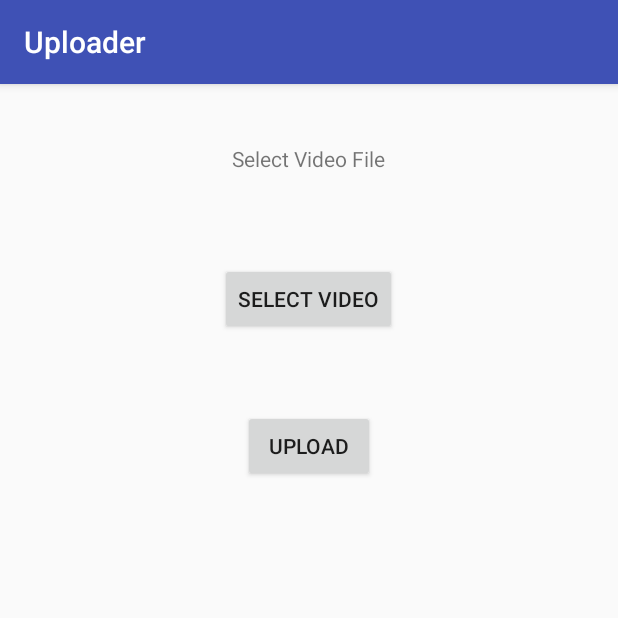
After one commit to soumeet/google-drive-uploader, an Android app: the ChildActivity screen opened directly, with no data from a screen before it, on a phone screen of 412 x 824 dp, the top half of it. The commit adds this screen. Run offline under Robolectric (Android 15) with nearby library versions, the phone set to English and light mode, and no system bars.

Commit message:
commit_01052016_0101

```diff
--- a/app/build.gradle
+++ b/app/build.gradle
@@ -23,4 +23,5 @@ dependencies {
     compile fileTree(dir: 'libs', include: ['*.jar'])
     testCompile 'junit:junit:4.12'
     compile 'com.android.support:appcompat-v7:23.3.0'
+    compile 'com.google.android.gms:play-services:8.4.0'
 }
--- a/app/src/main/AndroidManifest.xml
+++ b/app/src/main/AndroidManifest.xml
@@ -2,7 +2,8 @@
 <manifest xmlns:android="http://schemas.android.com/apk/res/android"
     package="com.typito.uploader">
 
-    <uses-permission android:name="android.permission.READ_EXTERNAL_STORAGE"/>
+    <uses-permission android:name="android.permission.READ_EXTERNAL_STORAGE" />
+
     <application
         android:allowBackup="true"
         android:icon="@mipmap/ic_launcher"
@@ -16,6 +17,8 @@
                 <category android:name="android.intent.category.LAUNCHER" />
             </intent-filter>
         </activity>
+        <activity android:name=".ChildActivity">
+        </activity>
     </application>
 
 </manifest>
--- /dev/null
+++ b/app/src/main/java/com/typito/uploader/ChildActivity.java
@@ -0,0 +1,56 @@
+package com.typito.uploader;
+
+import android.content.CursorLoader;
+import android.content.Intent;
+import android.content.SharedPreferences;
+import android.database.Cursor;
+import android.net.Uri;
+import android.provider.MediaStore;
+import android.support.v7.app.AppCompatActivity;
+import android.os.Bundle;
+import android.view.View;
+import android.widget.Button;
+import android.widget.TextView;
+
+public class ChildActivity extends AppCompatActivity {
+
+    private SharedPreferences pref;
+    private TextView tv_filepath;
+    private Button bt_fileSelect, bt_upload;
+    protected void onCreate(Bundle savedInstanceState) {
+        super.onCreate(savedInstanceState);
+        setContentView(R.layout.activity_child);
+        init();
+        bt_fileSelect.setOnClickListener(new View.OnClickListener() {
+            public void onClick(View view) {
+                Intent intent = new Intent(Intent.ACTION_PICK, MediaStore.Video.Media.EXTERNAL_CONTENT_URI);
+                startActivityForResult(intent,100);
+            }
+        });
+    }
+
+    private void init() {
+        tv_filepath= (TextView) findViewById(R.id.tv_file);
+        bt_fileSelect= (Button) findViewById(R.id.bt_selectVideo);
+        bt_upload= (Button) findViewById(R.id.bt_upload);
+    }
+
+    @Override
+    protected void onActivityResult(int requestCode, int resultCode, Intent data) {
+        if (resultCode != RESULT_OK) return;
+        if (requestCode == 100){
+            Uri VideoPath = data.getData();
+            tv_filepath.setText(getRealPathFromURI(VideoPath));
+        }
+    }
+    private String getRealPathFromURI(Uri contentUri) {
+        String[] proj = { MediaStore.Images.Media.DATA };
+        CursorLoader loader = new CursorLoader(getApplicationContext(), contentUri, proj, null, null, null);
+        Cursor cursor = loader.loadInBackground();
+        int column_index = cursor.getColumnIndexOrThrow(MediaStore.Images.Media.DATA);
+        cursor.moveToFirst();
+        String result = cursor.getString(column_index);
+        cursor.close();
+        return result;
+    }
+}
--- /dev/null
+++ b/app/src/main/res/layout/activity_child.xml
@@ -0,0 +1,30 @@
+<?xml version="1.0" encoding="utf-8"?>
+<LinearLayout xmlns:android="http://schemas.android.com/apk/res/android"
+    xmlns:tools="http://schemas.android.com/tools"
+    android:layout_width="match_parent"
+    android:layout_height="match_parent"
+    android:orientation="vertical"
+    tools:context="com.typito.uploader.ChildActivity">
+    <TextView
+        android:layout_width="wrap_content"
+        android:layout_height="wrap_content"
+        android:text="Select Video File"
+        android:id="@+id/tv_file"
+        android:padding="20dp"
+        android:layout_marginTop="20dp"
+        android:layout_gravity="center"/>
+    <Button
+        android:layout_width="wrap_content"
+        android:layout_height="wrap_content"
+        android:text="Select Video"
+        android:id="@+id/bt_selectVideo"
+        android:layout_gravity="center"
+        android:layout_margin="40dp"/>
+    <Button
+        android:layout_width="wrap_content"
+        android:layout_height="wrap_content"
+        android:text="Upload"
+        android:id="@+id/bt_upload"
+        android:layout_gravity="center"
+        android:layout_margin="10dp"/>
+</LinearLayout>
```
Also changed, not shown: app/src/main/java/com/typito/uploader/MainActivity.java (+15 -43 lines), app/src/main/java/com/typito/uploader/RowAdapter.java (added, +90 -0 lines).
